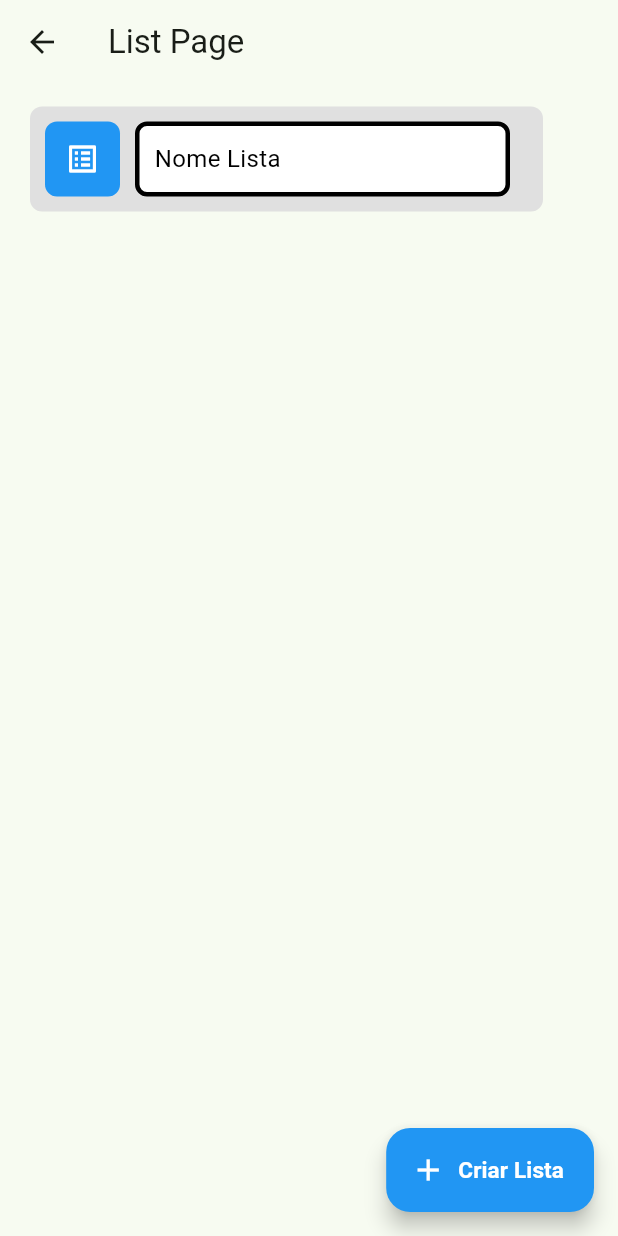
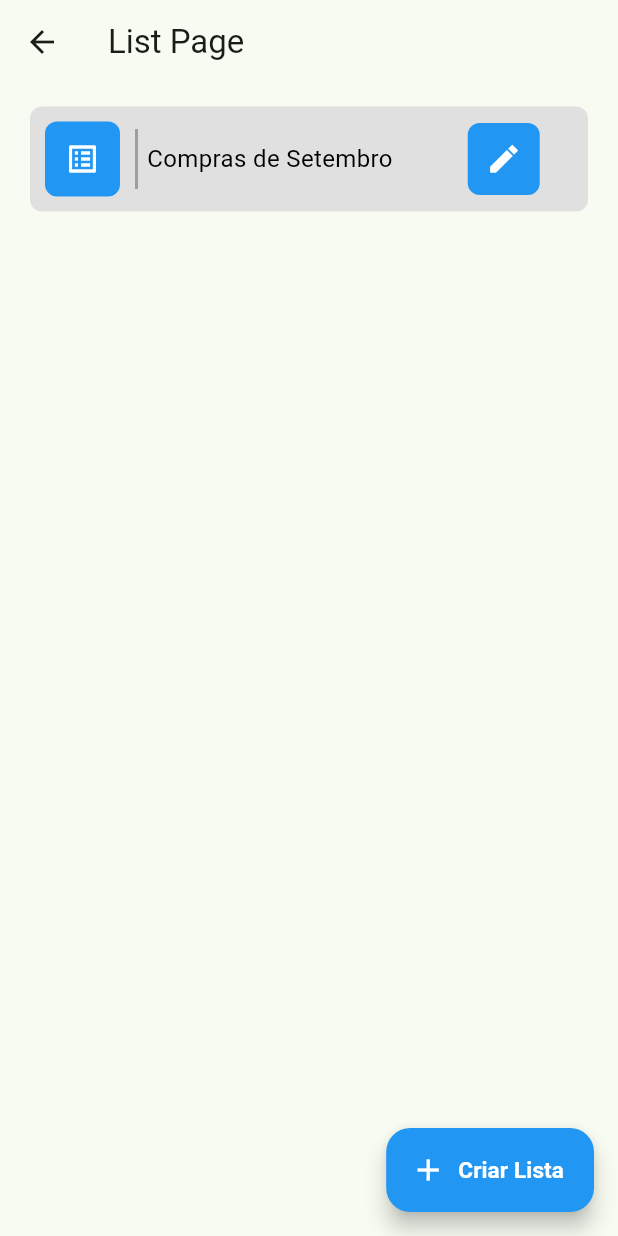
Before and after one commit to GabrielAdelino/Lista_compras, a Flutter app: the ListPage screen opened directly, on a phone screen of 412 x 824 dp. Run offline on Flutter 3.47's test engine with Material 3 defaults, Android fonts, the phone set to English and light mode, and no system bars.

Commit message:
edit button

```diff
--- a/lib/pages/list_page.dart
+++ b/lib/pages/list_page.dart
@@ -9,7 +9,7 @@ class ListPage extends StatelessWidget {
       ),
       body: Container(
         alignment: Alignment.topLeft,
-        padding: EdgeInsets.only(left: 20, top: 15, right: 50, bottom: 15),
+        padding: EdgeInsets.only(left: 20, top: 15, right: 20, bottom: 15),
         child: Container(
           decoration: BoxDecoration(
             color: Colors.grey.shade300,
@@ -31,20 +31,16 @@ class ListPage extends StatelessWidget {
         ),
       ),
           SizedBox(width: 10),
-          Container(
-              height: 50,
-              width: 250,
-              decoration: BoxDecoration(
-              color: Colors.white,
-              borderRadius: BorderRadius.circular(8),
-              border: Border.all(
-                color: Colors.black,
-                width: 3,
-              )
-          ),
-         child: Padding(
-              padding: EdgeInsets.fromLTRB(10, 10, 10, 10),
-              child: Text('Nome Lista',
+
+         Container( //Linha que divide Icon e Text
+              height: 40,
+              width: 2,
+              color: Colors.grey,
+            ),
+
+         Padding(
+              padding: EdgeInsets.fromLTRB(6, 10, 10, 10),
+              child: Text('Compras de Setembro',
             style: TextStyle(
               color: Colors.black,
               fontSize: 16,
@@ -52,7 +48,20 @@ class ListPage extends StatelessWidget {
             ),
             ),
          ),
-        ),
+         SizedBox(width: 40),
+      Container(
+  decoration: BoxDecoration(
+    color: Colors.blue, // Cor de fundo
+    borderRadius: BorderRadius.circular(8), // Arredondamento da borda
+  ),
+  child: IconButton(
+    icon: Icon(Icons.edit_sharp,
+    color: Colors.white), // Ícone com cor branca
+    onPressed: () {
+      // Ação do botão
+    },
+  ),
+), //Colocar o Icone aqui
         ],
       ),
         ),
```
